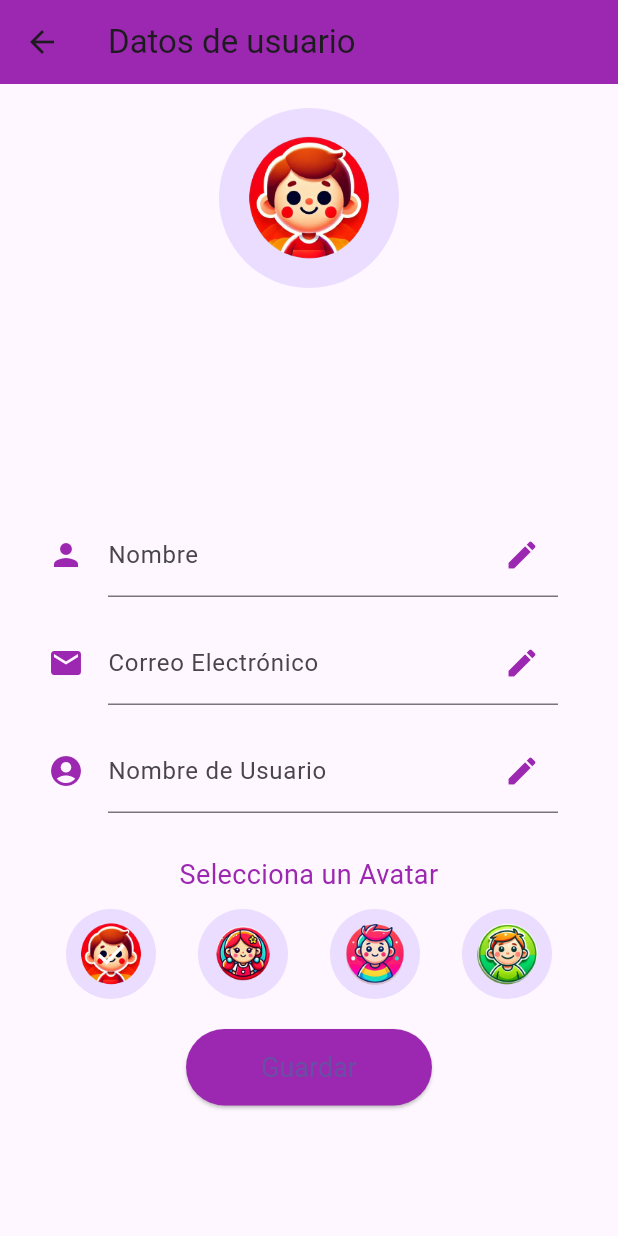
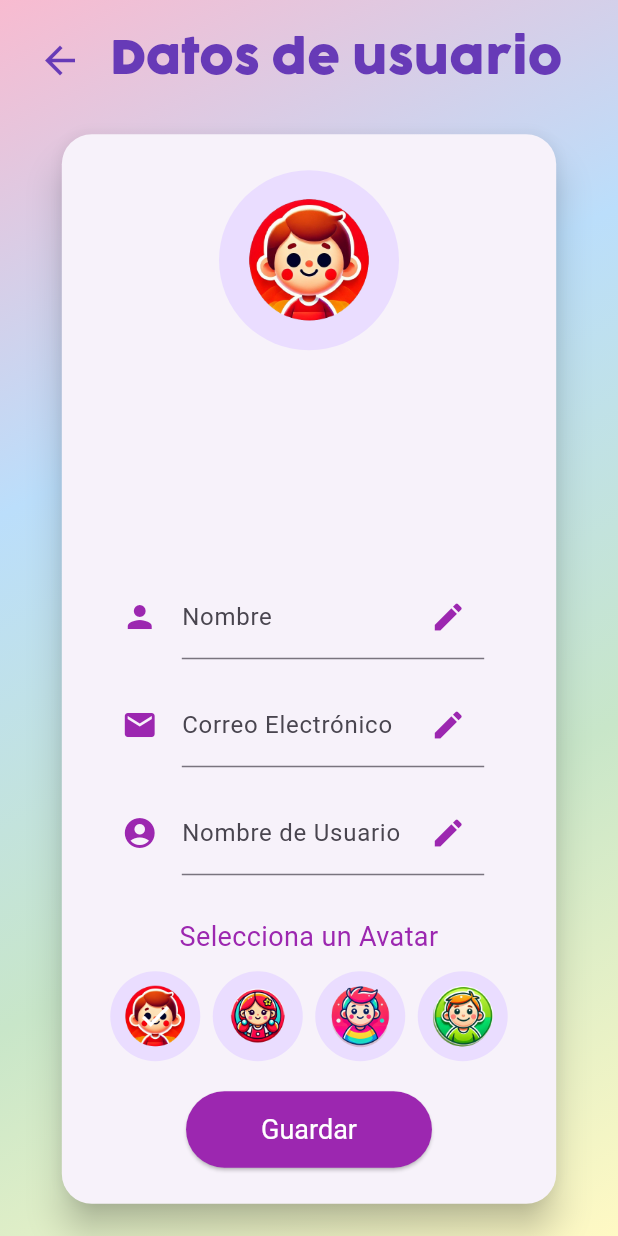
Before and after one commit to RicardoS76/lexininos, a Flutter app: the UserDataPage screen opened by its route, on a phone screen of 412 x 824 dp. Run offline on Flutter 3.47's test engine with Material 3 defaults, Android fonts, the light colour scheme and no system bars; our stand-ins replace auto_size_text, shared_preferences, sqflite; accounts and stored records are empty.

Commit message:
cambios de datos de usuario

```diff
--- a/lib/user/user_data_page.dart
+++ b/lib/user/user_data_page.dart
@@ -28,8 +28,7 @@ class _UserDataPageState extends State<UserDataPage> {
   }
 
   Future<void> loadUserData() async {
-    String? username = await SharedPreferencesHelper
-        .getUserUsername(); // Obtén el nombre de usuario del usuario actual
+    String? username = await SharedPreferencesHelper.getUserUsername();
 
     if (username != null) {
       DatabaseHelper dbHelper = DatabaseHelper();
@@ -40,7 +39,6 @@ class _UserDataPageState extends State<UserDataPage> {
           emailController.text = userData['correo_electronico'];
           nameController.text = userData['nombre'];
           usernameController.text = userData['nombre_usuario'];
-          // Si el avatar se guarda en la base de datos, asignar aquí
           selectedAvatar = userData['avatar'] ?? 'assets/avatares/avatar1.png';
         });
       }
@@ -48,8 +46,7 @@ class _UserDataPageState extends State<UserDataPage> {
   }
 
   Future<void> saveUserData() async {
-    String? username = await SharedPreferencesHelper
-        .getUserUsername(); // Obtén el nombre de usuario del usuario actual
+    String? username = await SharedPreferencesHelper.getUserUsername();
 
     if (username != null) {
       DatabaseHelper dbHelper = DatabaseHelper();
@@ -57,11 +54,9 @@ class _UserDataPageState extends State<UserDataPage> {
         'nombre_usuario': usernameController.text,
         'nombre': nameController.text,
         'correo_electronico': emailController.text,
-        // Guarda el avatar seleccionado
         'avatar': selectedAvatar,
       };
 
-      // Obtén el id_usuario del usuario actual
       Map<String, dynamic>? existingUserData = await dbHelper.getUser(username);
       if (existingUserData != null) {
         userData['id_usuario'] = existingUserData['id_usuario'];
@@ -73,20 +68,74 @@ class _UserDataPageState extends State<UserDataPage> {
 
   @override
   Widget build(BuildContext context) {
+    final screenWidth = MediaQuery.of(context).size.width;
     return Scaffold(
-      appBar: AppBar(
-        title: Text('Datos de usuario'),
-        backgroundColor: Colors.purple,
+      body: Stack(
+        children: [
+          Container(
+            decoration: BoxDecoration(
+              gradient: LinearGradient(
+                colors: [
+                  Colors.pink.shade100,
+                  Colors.blue.shade100,
+                  Colors.green.shade100,
+                  Colors.yellow.shade100,
+                ],
+                begin: Alignment.topLeft,
+                end: Alignment.bottomRight,
               ),
-      body: Padding(
+            ),
+          ),
+          SafeArea(
+            child: Padding(
               padding: const EdgeInsets.all(16.0),
+              child: Column(
+                crossAxisAlignment: CrossAxisAlignment.start,
+                children: [
+                  Row(
+                    children: [
+                      IconButton(
+                        icon: Icon(Icons.arrow_back,
+                            color: Colors.deepPurple, size: 30.0),
+                        onPressed: () {
+                          Navigator.pop(context);
+                        },
+                      ),
+                      SizedBox(width: 10),
+                      Flexible(
+                        child: Text(
+                          'Datos de usuario',
+                          style: TextStyle(
+                            fontSize: 30.0,
+                            fontWeight: FontWeight.bold,
+                            color: Colors.deepPurple,
+                            fontFamily: 'Cocogoose',
+                          ),
+                          textAlign: TextAlign.center,
+                        ),
+                      ),
+                    ],
+                  ),
+                  SizedBox(height: 20),
+                  Expanded(
+                    child: Center(
+                      child: Card(
+                        shape: RoundedRectangleBorder(
+                          borderRadius: BorderRadius.circular(20.0),
+                        ),
+                        elevation: 10,
+                        child: Container(
+                          width: screenWidth * 0.8,
+                          padding: const EdgeInsets.all(24.0),
                           child: ListView(
+                            shrinkWrap: true,
                             children: [
                               Center(
                                 child: Column(
                                   children: [
                                     CircleAvatar(
-                    backgroundImage: AssetImage(selectedAvatar),
+                                      backgroundImage:
+                                          AssetImage(selectedAvatar),
                                       radius: 60,
                                     ),
                                     SizedBox(height: 10),
@@ -119,44 +168,52 @@ class _UserDataPageState extends State<UserDataPage> {
                               ),
                               SizedBox(height: 20),
                               ListTile(
-              leading: Icon(Icons.person, color: Colors.purple),
+                                leading:
+                                    Icon(Icons.person, color: Colors.purple),
                                 title: TextField(
                                   controller: nameController,
                                   decoration: InputDecoration(
                                     labelText: 'Nombre',
-                  suffixIcon: Icon(Icons.edit, color: Colors.purple),
+                                    suffixIcon:
+                                        Icon(Icons.edit, color: Colors.purple),
                                   ),
                                 ),
                               ),
                               ListTile(
-              leading: Icon(Icons.email, color: Colors.purple),
+                                leading:
+                                    Icon(Icons.email, color: Colors.purple),
                                 title: TextField(
                                   controller: emailController,
                                   decoration: InputDecoration(
                                     labelText: 'Correo Electrónico',
-                  suffixIcon: Icon(Icons.edit, color: Colors.purple),
+                                    suffixIcon:
+                                        Icon(Icons.edit, color: Colors.purple),
                                   ),
                                 ),
                               ),
                               ListTile(
-              leading: Icon(Icons.account_circle, color: Colors.purple),
+                                leading: Icon(Icons.account_circle,
+                                    color: Colors.purple),
                                 title: TextField(
                                   controller: usernameController,
                                   decoration: InputDecoration(
                                     labelText: 'Nombre de Usuario',
-                  suffixIcon: Icon(Icons.edit, color: Colors.purple),
+                                    suffixIcon:
+                                        Icon(Icons.edit, color: Colors.purple),
                                   ),
                                 ),
                               ),
                               SizedBox(height: 20),
                               Text(
                                 'Selecciona un Avatar',
-              style: TextStyle(fontSize: 18, color: Colors.purple),
+                                style: TextStyle(
+                                    fontSize: 18, color: Colors.purple),
                                 textAlign: TextAlign.center,
                               ),
                               SizedBox(height: 10),
                               Row(
-              mainAxisAlignment: MainAxisAlignment.spaceEvenly,
+                                mainAxisAlignment:
+                                    MainAxisAlignment.spaceEvenly,
                                 children: avatars.map((avatar) {
                                   return GestureDetector(
                                     onTap: () {
@@ -168,7 +225,8 @@ class _UserDataPageState extends State<UserDataPage> {
                                       backgroundImage: AssetImage(avatar),
                                       radius: 30,
                                       child: selectedAvatar == avatar
-                        ? Icon(Icons.check, color: Colors.white)
+                                          ? Icon(Icons.check,
+                                              color: Colors.white)
                                           : null,
                                     ),
                                   );
@@ -180,15 +238,30 @@ class _UserDataPageState extends State<UserDataPage> {
                                   onPressed: saveUserData,
                                   style: ElevatedButton.styleFrom(
                                     backgroundColor: Colors.purple,
-                  padding: EdgeInsets.symmetric(horizontal: 50, vertical: 15),
+                                    padding: EdgeInsets.symmetric(
+                                        horizontal: 50, vertical: 15),
                                     textStyle: TextStyle(fontSize: 18),
                                   ),
-                child: Text('Guardar'),
+                                  child: Text(
+                                    'Guardar',
+                                    style: TextStyle(
+                                        color: Colors
+                                            .white), // Cambia el color del texto a blanco
+                                  ),
                                 ),
                               ),
                             ],
                           ),
                         ),
+                      ),
+                    ),
+                  ),
+                ],
+              ),
+            ),
+          ),
+        ],
+      ),
     );
   }
 }
```
Lines whose indentation alone changed are shown as unchanged.
